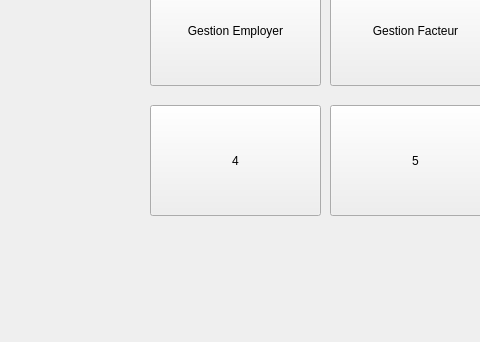
Old version of the form menu.ui in the repository rannouna/-smart_event-planner_2A36; both pictures show x 0 to 480 and y 105 to 447 of the 850 by 447 pixel window.
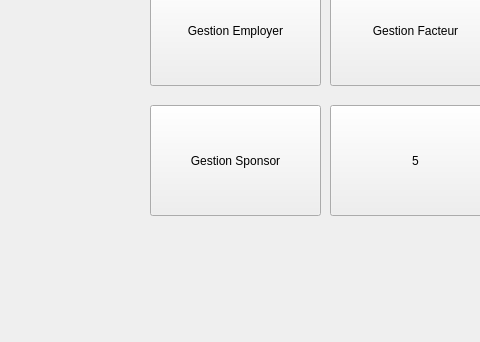
New version of the form.

The edit to the form file:
```diff
--- a/menu.ui
+++ b/menu.ui
@@ -63,7 +63,7 @@
      </rect>
     </property>
     <property name="text">
-     <string>4</string>
+     <string>Gestion Sponsor</string>
     </property>
    </widget>
    <widget class="QPushButton" name="pushButton_5">
```
Left out of the diff: 2 changed lines with no effect on the pictures.
